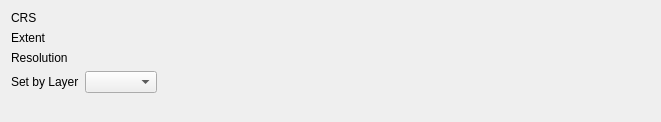
Above: enmapbox/coreapps/enmapboxapplications/imagemathapp/ui/grid.ui from jakimowb/enmapbox_testmigration2 before the change. Below: the same form after it.
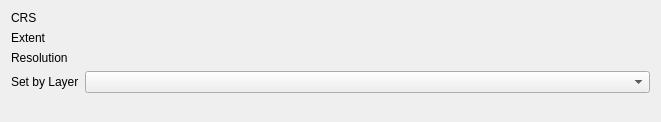
That is the form after the change. Custom widgets are drawn as their Qt base class.

Commit message: fixed minor issue in imageMath gui

What changed in the file:
```diff
--- a/enmapbox/coreapps/enmapboxapplications/imagemathapp/ui/grid.ui
+++ b/enmapbox/coreapps/enmapboxapplications/imagemathapp/ui/grid.ui
@@ -102,19 +102,6 @@
        </property>
       </widget>
      </item>
-     <item>
-      <spacer name="horizontalSpacer">
-       <property name="orientation">
-        <enum>Qt::Horizontal</enum>
-       </property>
-       <property name="sizeHint" stdset="0">
-        <size>
-         <width>40</width>
-         <height>20</height>
-        </size>
-       </property>
-      </spacer>
-     </item>
     </layout>
    </item>
   </layout>
```
